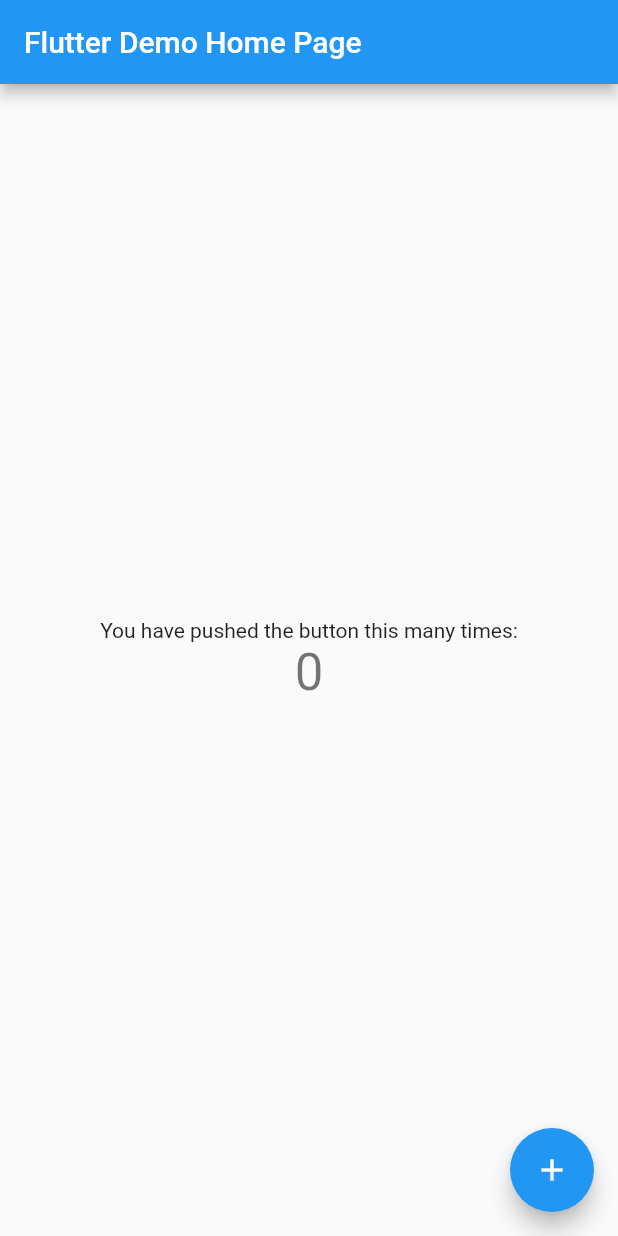
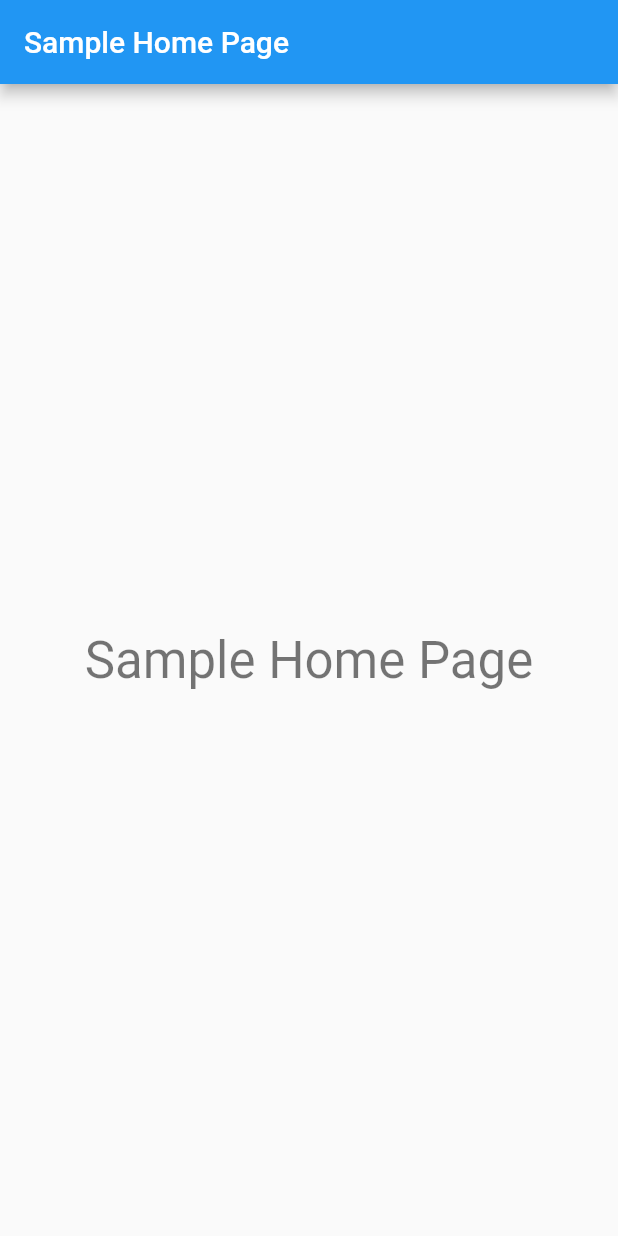
Before and after one commit to Kurogoma939/flutter_sample_project, a Flutter app: the screen it shows after launch, on a phone screen of 412 x 824 dp. Run offline on Flutter 3.47's test engine with Material 2 defaults, Android fonts, the phone set to English and light mode, and no system bars; our stand-ins replace go_router, hooks_riverpod.

Commit message:
utils, presentationサンプル実装

```diff
--- /dev/null
+++ b/lib/application.dart
@@ -0,0 +1,18 @@
+import 'package:flutter/material.dart';
+import 'package:sample_architecture/utils/router/router.dart';
+
+class Application extends StatelessWidget {
+  const Application({super.key});
+
+  @override
+  Widget build(BuildContext context) {
+    return MaterialApp.router(
+      theme: ThemeData.light(),
+      darkTheme: ThemeData.dark(),
+      themeMode: ThemeMode.system,
+      routeInformationParser: router.routeInformationParser,
+      routerDelegate: router.routerDelegate,
+      routeInformationProvider: router.routeInformationProvider,
+    );
+  }
+}
--- a/lib/main.dart
+++ b/lib/main.dart
@@ -1,115 +1,12 @@
 import 'package:flutter/material.dart';
+import 'package:hooks_riverpod/hooks_riverpod.dart';
+import 'package:sample_architecture/application.dart';
+import 'package:sample_architecture/initialize.dart';
 
-void main() {
-  runApp(const MyApp());
+Future<void> main() async {
+  WidgetsFlutterBinding.ensureInitialized();
+  // アプリ実行前の初期化処理
+  await Initialize().init();
+  // アプリ実行
+  runApp(const ProviderScope(child: Application()));
 }
-
-class MyApp extends StatelessWidget {
-  const MyApp({Key? key}) : super(key: key);
-
-  // This widget is the root of your application.
-  @override
-  Widget build(BuildContext context) {
-    return MaterialApp(
-      title: 'Flutter Demo',
-      theme: ThemeData(
-        // This is the theme of your application.
-        //
-        // Try running your application with "flutter run". You'll see the
-        // application has a blue toolbar. Then, without quitting the app, try
-        // changing the primarySwatch below to Colors.green and then invoke
-        // "hot reload" (press "r" in the console where you ran "flutter run",
-        // or simply save your changes to "hot reload" in a Flutter IDE).
-        // Notice that the counter didn't reset back to zero; the application
-        // is not restarted.
-        primarySwatch: Colors.blue,
-      ),
-      home: const MyHomePage(title: 'Flutter Demo Home Page'),
-    );
-  }
-}
-
-class MyHomePage extends StatefulWidget {
-  const MyHomePage({Key? key, required this.title}) : super(key: key);
-
-  // This widget is the home page of your application. It is stateful, meaning
-  // that it has a State object (defined below) that contains fields that affect
-  // how it looks.
-
-  // This class is the configuration for the state. It holds the values (in this
-  // case the title) provided by the parent (in this case the App widget) and
-  // used by the build method of the State. Fields in a Widget subclass are
-  // always marked "final".
-
-  final String title;
-
-  @override
-  State<MyHomePage> createState() => _MyHomePageState();
-}
-
-class _MyHomePageState extends State<MyHomePage> {
-  int _counter = 0;
-
-  void _incrementCounter() {
-    setState(() {
-      // This call to setState tells the Flutter framework that something has
-      // changed in this State, which causes it to rerun the build method below
-      // so that the display can reflect the updated values. If we changed
-      // _counter without calling setState(), then the build method would not be
-      // called again, and so nothing would appear to happen.
-      _counter++;
-    });
-  }
-
-  @override
-  Widget build(BuildContext context) {
-    // This method is rerun every time setState is called, for instance as done
-    // by the _incrementCounter method above.
-    //
-    // The Flutter framework has been optimized to make rerunning build methods
-    // fast, so that you can just rebuild anything that needs updating rather
-    // than having to individually change instances of widgets.
-    return Scaffold(
-      appBar: AppBar(
-        // Here we take the value from the MyHomePage object that was created by
-        // the App.build method, and use it to set our appbar title.
-        title: Text(widget.title),
-      ),
-      body: Center(
-        // Center is a layout widget. It takes a single child and positions it
-        // in the middle of the parent.
-        child: Column(
-          // Column is also a layout widget. It takes a list of children and
-          // arranges them vertically. By default, it sizes itself to fit its
-          // children horizontally, and tries to be as tall as its parent.
-          //
-          // Invoke "debug painting" (press "p" in the console, choose the
-          // "Toggle Debug Paint" action from the Flutter Inspector in Android
-          // Studio, or the "Toggle Debug Paint" command in Visual Studio Code)
-          // to see the wireframe for each widget.
-          //
-          // Column has various properties to control how it sizes itself and
-          // how it positions its children. Here we use mainAxisAlignment to
-          // center the children vertically; the main axis here is the vertical
-          // axis because Columns are vertical (the cross axis would be
-          // horizontal).
-          mainAxisAlignment: MainAxisAlignment.center,
-          children: <Widget>[
-            const Text(
-              'You have pushed the button this many times:',
-            ),
-            Text(
-              '$_counter',
-              style: Theme.of(context).textTheme.headline4,
-            ),
-          ],
-        ),
-      ),
-      floatingActionButton: FloatingActionButton(
-        onPressed: _incrementCounter,
-        tooltip: 'Increment',
-        child: const Icon(Icons.add),
-      ), // This trailing comma makes auto-formatting nicer for build methods.
-    );
-  }
-}
--- /dev/null
+++ b/lib/presentation/sample/sample_home_page.dart
@@ -0,0 +1,28 @@
+import 'package:flutter/material.dart';
+
+class SampleHomePage extends StatelessWidget {
+  const SampleHomePage({super.key});
+
+  static const routePath = '/home';
+  static const routeName = 'homePage';
+
+  @override
+  Widget build(BuildContext context) {
+    return Scaffold(
+      appBar: AppBar(
+        title: const Text('Sample Home Page'),
+      ),
+      body: Center(
+        child: Column(
+          mainAxisAlignment: MainAxisAlignment.center,
+          children: [
+            Text(
+              'Sample Home Page',
+              style: Theme.of(context).textTheme.headline4,
+            ),
+          ],
+        ),
+      ),
+    );
+  }
+}
--- /dev/null
+++ b/lib/presentation/splash/splash_page.dart
@@ -0,0 +1,17 @@
+import 'package:flutter/material.dart';
+import 'package:hooks_riverpod/hooks_riverpod.dart';
+import 'package:sample_architecture/presentation/sample/sample_home_page.dart';
+
+class SplashPage extends HookConsumerWidget {
+  const SplashPage({super.key});
+
+  static const routePath = '/';
+  static const routeName = 'splashPage';
+
+  @override
+  Widget build(BuildContext context, WidgetRef ref) {
+    // splash起動処理等記述
+
+    return const SampleHomePage();
+  }
+}
--- /dev/null
+++ b/lib/utils/logger/logger.dart
@@ -0,0 +1 @@
+// ログ出力共通メソッド
--- /dev/null
+++ b/lib/utils/router/router.dart
@@ -0,0 +1,75 @@
+// ボトムナビゲーションを非表示にしたいルートパスを指定
+import 'package:flutter/material.dart';
+import 'package:go_router/go_router.dart';
+import 'package:sample_architecture/presentation/sample/sample_home_page.dart';
+import 'package:sample_architecture/presentation/sample_detail/sample_detail_page.dart';
+import 'package:sample_architecture/presentation/splash/splash_page.dart';
+import 'package:sample_architecture/utils/router/slide_transitions_builder.dart';
+
+const denyShowBNBList = [
+  SplashPage.routePath,
+];
+
+final router = GoRouter(
+  debugLogDiagnostics: true,
+  initialLocation: SplashPage.routePath,
+  // navigatorBuilder: (context, state, child) {
+  //   // BottomNavigation非表示リストの判定
+  //   final hasBottomNavigation = denyShowBNBList
+  //       .where((element) => state.subloc.startsWith(element))
+  //       .isEmpty;
+
+  //   return Navigator(
+  //     onPopPage: (router, dynamic __) => false,
+  //     pages: [
+  //       MaterialPage<Widget>(
+  //         child: YoriaiBottomNavigationBar(
+  //           showBottomNavigation: hasBottomNavigation,
+  //           child: child,
+  //         ),
+  //       ),
+  //     ],
+  //   );
+  // },
+  routes: [
+    /// 起動動線
+    GoRoute(
+      name: SplashPage.routeName,
+      path: SplashPage.routePath,
+      builder: (_, __) => const SplashPage(),
+    ),
+
+    /// アプリホーム
+    GoRoute(
+        name: SampleHomePage.routeName,
+        path: SampleHomePage.routePath,
+        pageBuilder: (context, state) => NoTransitionPage(
+              key: state.pageKey,
+              child: const SampleHomePage(),
+            ),
+        routes: [
+          // ネストかつアニメーション込みの画面遷移
+          GoRoute(
+            name: SampleDetailPage.routeName,
+            path: SampleDetailPage.routePath,
+            pageBuilder: (context, state) => CustomTransitionPage(
+              key: state.pageKey,
+              child: const SampleDetailPage(),
+              transitionDuration: const Duration(milliseconds: 300),
+              transitionsBuilder:
+                  (context, animation, secondaryAnimation, child) {
+                return SlideTransitionBuilder().buildTransitions(
+                  MaterialPageRoute(
+                    builder: (context) => const SampleDetailPage(),
+                  ),
+                  context,
+                  animation,
+                  secondaryAnimation,
+                  child,
+                );
+              },
+            ),
+          ),
+        ]),
+  ],
+);
```
Also changed, not shown: lib/initialize.dart (added, +7 -0 lines), lib/presentation/sample_detail/sample_detail_page.dart (added, +28 -0 lines), lib/utils/router/app_router.dart (added, +46 -0 lines), lib/utils/router/no_animation_transitions_builder.dart (added, +25 -0 lines), lib/utils/router/slide_transitions_builder.dart (added, +23 -0 lines), pubspec.yaml (+13 -68 lines), pubspec.lock, 12 other files.
